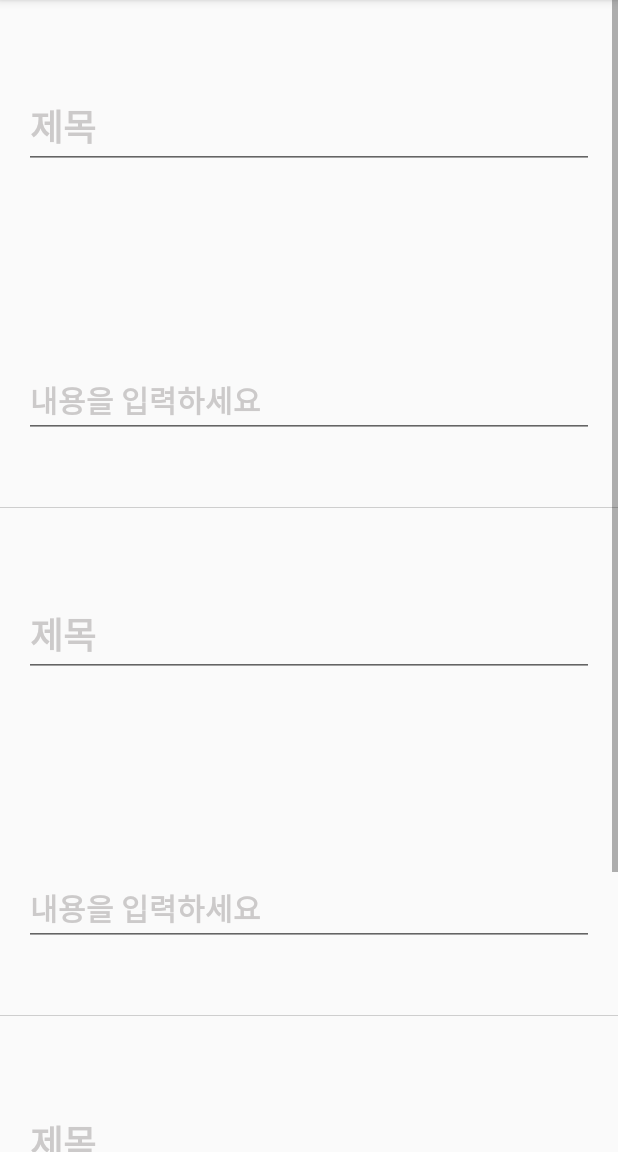
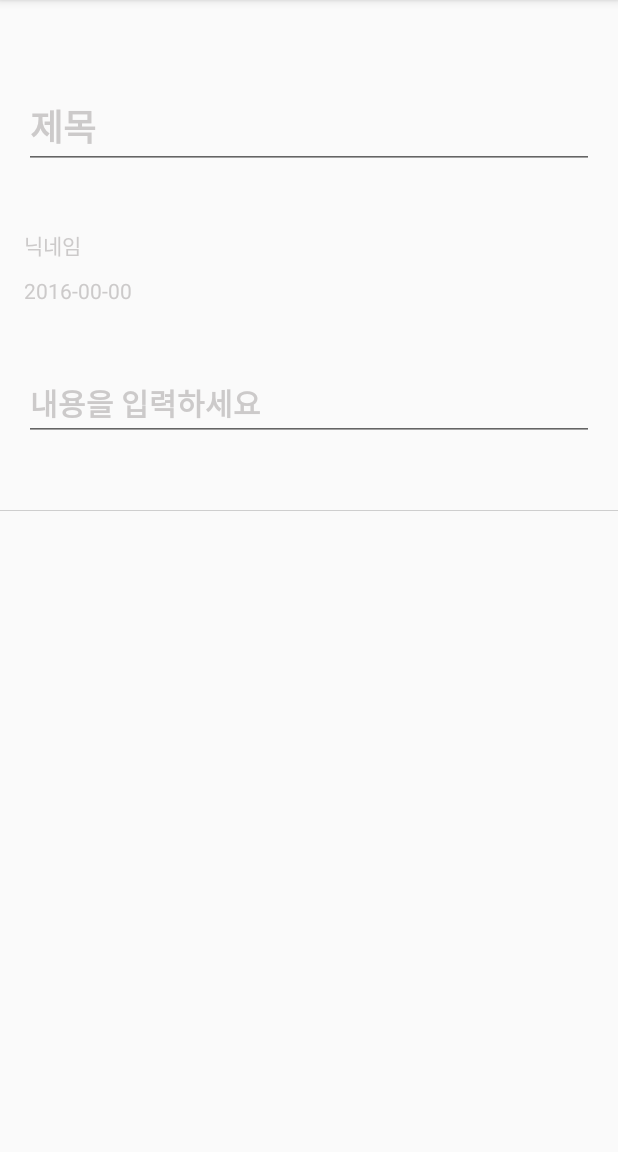
Before and after one commit to junhee303/HiddenCommunity, an Android app: the MajorListActivity screen opened directly, with no data from a screen before it, after a tap on "건축·토목", on a phone screen of 412 x 824 dp, the part 84-1236 px from its top. Run offline under Robolectric (Android 15) with nearby library versions, the light colour scheme and no system bars.

Commit message:
게시판 만드는 중 첫 홈에서 게시글 목록 보여주는 NoticeBoardActivity가 지금 글쓰기 기능 하고있음..! 고치기
1. 전공 선택 후 선택값 갖고 다시 회원가입 창으로 돌아가게 해야함 -> 완료 누르면 게시판
2. 게시글 작성때와 게시글목록에서 textView와 EditText의 개념 확실히 하기
3. 전공 선택 옆 + 버튼 누르면 전공 추가되게 하기
4. 커서 색깔 바꾸기
5. 이메일 인증화면 구성 배치 다시
6. 깃에서 내려받는 법 정확히 알기

```diff
--- a/HiddenCommunity/app/src/main/java/com/example/junhe/hiddencommunity/LoginActivity.java
+++ b/HiddenCommunity/app/src/main/java/com/example/junhe/hiddencommunity/LoginActivity.java
@@ -33,8 +33,7 @@ public class LoginActivity extends AppCompatActivity {
                     return;
                 }
                 Intent intent = new Intent(getApplicationContext(), EmailActivity.class);
-                // 여기서 입력한 메일주소로 인증 메일 전송!!☆☆
-                // 메일주소를 다음 화면으로 전달해야함
+                // 여기서 입력한 메일주소로 인증 메일 전송 + 다음 화면으로 전달☆☆
                 String email = etEmail.getText().toString();
                 intent.putExtra("email",email);
                 startActivityForResult(intent, 1000);
--- a/HiddenCommunity/app/src/main/java/com/example/junhe/hiddencommunity/MajorListActivity.java
+++ b/HiddenCommunity/app/src/main/java/com/example/junhe/hiddencommunity/MajorListActivity.java
@@ -64,7 +64,7 @@ public class MajorListActivity extends AppCompatActivity {
         major_data.add(new MajorData("화학", "화학공학"));
 
         // ListView 가져오기
-        ListView major_list = (ListView) findViewById(R.id.Majorlist);
+        final ListView major_list = (ListView) findViewById(R.id.Majorlist);
 
         MajorListAdapter adapter = new MajorListAdapter(mContext, 0, major_data);
         // ListView에 각각의 전공표시를 제어하는 Adapter를 설정
@@ -75,17 +75,19 @@ public class MajorListActivity extends AppCompatActivity {
             @Override
             public void onItemClick(AdapterView<?> parent, View view, int position, long id) {
 
-               // ListView major_list = (ListView) parent;
+                // ListView major_list = (ListView) parent;
                 // TODO 아이템 클릭시에 구현할 내용은 여기에.
+                Intent intent = new Intent(getApplicationContext(), NoticeBoardActivity.class);
                 // 전공 선택시 RegisterActivity의 etMajor에 전달되어야 함☆☆☆☆☆
-                Intent intent = new Intent(getApplicationContext(), NoticeBoardActivity.class);
+//                String mj = (String) major_list.getItemAtPosition(position);
+//                intent.putExtra("major",mj);
+                intent.setFlags(Intent.FLAG_ACTIVITY_SINGLE_TOP);
                 startActivityForResult(intent, 1000);
                 // 이건 일단 게시판으로 넘어가게 임시방편....
 
+            }
+        });
 
-            }
-
-        });
     }
 
     private class MajorListAdapter extends ArrayAdapter<MajorData> {
--- a/HiddenCommunity/app/src/main/java/com/example/junhe/hiddencommunity/NoticeBoardActivity.java
+++ b/HiddenCommunity/app/src/main/java/com/example/junhe/hiddencommunity/NoticeBoardActivity.java
@@ -26,8 +26,8 @@ import static android.R.attr.data;
 
 public class NoticeBoardActivity extends AppCompatActivity {
 
-    TextView input_title;
-    TextView input_content;
+//    TextView input_title;
+//    TextView input_content;
 
     private ArrayList<BoardData> board_data = new ArrayList<BoardData>();
     Context mContext = this;
@@ -37,24 +37,25 @@ public class NoticeBoardActivity extends AppCompatActivity {
         super.onCreate(savedInstanceState);
         setContentView(R.layout.activity_notice_board);
 
-        input_title = (TextView) findViewById(R.id.Title);
+//        input_title = (TextView) findViewById(R.id.Title);
+        TextView Title = (TextView) findViewById(R.id.Title);
         TextView Nickname = (TextView) findViewById(R.id.Nickname);
         TextView Date = (TextView) findViewById(R.id.Date);
-        input_content = (TextView) findViewById(R.id.Content);
+        TextView Content = (TextView) findViewById(R.id.Content);
+//        input_content = (TextView) findViewById(R.id.Content);
 
         //BoardWritingActivity에서 제목,내용 받아오고, 사용자 정보에서 닉네임 받아오고, 날짜 받아오기
-        Bundle extras1 = getIntent().getExtras();
-        String title = extras1.getString("title");
-        input_title.setText(title);
-
-        Bundle extras2 = getIntent().getExtras();
-        String content = extras2.getString("content");
-        input_content.setText(content);
+//        Bundle extras1 = getIntent().getExtras();
+//        String title = extras1.getString("title");
+//        input_title.setText(title);
+//
+//        Bundle extras2 = getIntent().getExtras();
+//        String content = extras2.getString("content");
+//        input_content.setText(content);
 
         // 게시글 추가
-        board_data.add(new BoardData(input_title, Nickname, Date,input_content));
-        board_data.add(new BoardData(input_title, Nickname, Date,input_content));
-        board_data.add(new BoardData(input_title, Nickname, Date,input_content));
+//        board_data.add(new BoardData(input_title, Nickname, Date,input_content));
+        board_data.add(new BoardData(Title, Nickname, Date,Content));
 
 
         // ListView 가져오기
@@ -70,7 +71,7 @@ public class NoticeBoardActivity extends AppCompatActivity {
             @Override
             public void onItemClick(AdapterView<?> parent, View view, int position, long id) {
 
-                ListView major_list = (ListView) parent;
+               // ListView major_list = (ListView) parent;
                 // TODO 아이템 클릭시에 구현할 내용은 여기에.
                 // 전공 선택시 RegisterActivity의 etMajor에 전달되어야 함☆☆☆☆☆
 
--- a/HiddenCommunity/app/src/main/res/layout/list_board.xml
+++ b/HiddenCommunity/app/src/main/res/layout/list_board.xml
@@ -34,6 +34,8 @@
             android:paddingTop="10dp"
             android:layout_width="wrap_content"
             android:layout_height="wrap_content"
+            android:hint="닉네임"
+            android:textColorHint="#FFCCCACA"
             android:textColor="#868686"
             />
         <TextView
@@ -42,6 +44,8 @@
             android:paddingTop="10dp"
             android:layout_width="wrap_content"
             android:layout_height="wrap_content"
+            android:hint="2016-00-00"
+            android:textColorHint="#FFCCCACA"
             android:textColor="#868686"
             />
 
```
